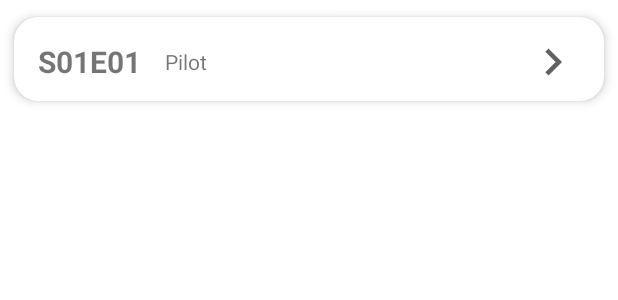
After one commit to Hemanth-Kumar-G/Rick-and-Morty, an Android app: the layout item_episode.xml on its own in the app's theme, with its tools: preview values and no code run, on a phone screen of 412 x 824 dp. The commit adds this screen. Shown: the top 300 px of the screen. Run offline under Robolectric (Android 15) with nearby library versions, the phone set to English and light mode, and no system bars; network calls fail.

Commit message:
feat :added episode, remote mediator pagination lib

```diff
--- a/app/src/main/java/com/hemanthddev/rickandmorty/di/RepositoryModule.kt
+++ b/app/src/main/java/com/hemanthddev/rickandmorty/di/RepositoryModule.kt
@@ -2,6 +2,8 @@ package com.hemanthddev.rickandmorty.di
 
 import com.hemanthddev.rickandmorty.data.repository.character.CharacterRepository
 import com.hemanthddev.rickandmorty.data.repository.character.CharacterRepositoryImpl
+import com.hemanthddev.rickandmorty.data.repository.episode.EpisodeRepository
+import com.hemanthddev.rickandmorty.data.repository.episode.EpisodeRepositoryImpl
 import dagger.Binds
 import dagger.Module
 import dagger.hilt.InstallIn
@@ -14,4 +16,6 @@ abstract class RepositoryModule {
     @Binds
     abstract fun bindCharacterRepository(characterRepositoryImpl: CharacterRepositoryImpl): CharacterRepository
 
+    @Binds
+    abstract fun bindEpisodeRepository(episodeRepositoryImpl: EpisodeRepositoryImpl): EpisodeRepository
 }
--- /dev/null
+++ b/app/src/main/res/drawable/ic_arrow_right_white_36dp.xml
@@ -0,0 +1,9 @@
+<vector xmlns:android="http://schemas.android.com/apk/res/android"
+    android:width="36dp"
+    android:height="36dp"
+    android:viewportWidth="24"
+    android:viewportHeight="24">
+  <path
+      android:pathData="M8.59,16.59L13.17,12 8.59,7.41 10,6l6,6 -6,6 -1.41,-1.41z"
+      android:fillColor="#ffffff"/>
+</vector>
--- /dev/null
+++ b/app/src/main/res/layout/item_episode.xml
@@ -0,0 +1,62 @@
+<?xml version="1.0" encoding="utf-8"?>
+<layout xmlns:android="http://schemas.android.com/apk/res/android"
+    xmlns:app="http://schemas.android.com/apk/res-auto"
+    xmlns:tools="http://schemas.android.com/tools">
+
+    <data>
+
+        <variable
+            name="episode"
+            type="com.hemanthddev.rickandmorty.data.model.Episode" />
+    </data>
+
+    <com.google.android.material.card.MaterialCardView
+        android:layout_width="match_parent"
+        android:layout_height="wrap_content"
+        app:cardCornerRadius="16dp"
+        app:cardElevation="4dp"
+        app:cardUseCompatPadding="true">
+
+        <androidx.constraintlayout.widget.ConstraintLayout
+            android:layout_width="match_parent"
+            android:layout_height="wrap_content"
+            android:paddingBottom="8dp">
+
+            <com.google.android.material.textview.MaterialTextView
+                android:id="@+id/tv_code"
+                android:layout_width="wrap_content"
+                android:layout_height="wrap_content"
+                android:layout_margin="16dp"
+                android:text="@{episode.code}"
+                android:textSize="20sp"
+                android:textStyle="bold"
+                app:layout_constraintStart_toStartOf="parent"
+                app:layout_constraintTop_toTopOf="parent"
+                tools:text="S01E01" />
+
+            <com.google.android.material.textview.MaterialTextView
+                android:id="@+id/tv_name"
+                android:layout_width="0dp"
+                android:layout_height="wrap_content"
+                android:layout_marginHorizontal="16dp"
+                android:text="@{episode.name}"
+                android:textSize="14sp"
+                app:layout_constraintBottom_toBottomOf="@+id/tv_code"
+                app:layout_constraintEnd_toStartOf="@+id/iv_arrow"
+                app:layout_constraintStart_toEndOf="@+id/tv_code"
+                app:layout_constraintTop_toTopOf="@+id/tv_code"
+                tools:text="Pilot" />
+
+            <ImageView
+                android:id="@+id/iv_arrow"
+                android:layout_width="wrap_content"
+                android:layout_height="wrap_content"
+                android:layout_marginHorizontal="16dp"
+                app:layout_constraintBottom_toBottomOf="@+id/tv_code"
+                app:layout_constraintEnd_toEndOf="parent"
+                app:layout_constraintTop_toTopOf="@id/tv_code"
+                app:srcCompat="@drawable/ic_arrow_right_white_36dp"
+                app:tint="@color/gray_700" />
+        </androidx.constraintlayout.widget.ConstraintLayout>
+    </com.google.android.material.card.MaterialCardView>
+</layout>
```
Also changed, not shown: app/src/main/java/com/hemanthddev/rickandmorty/data/db/AppDB.kt (added, +38 -0 lines), app/src/main/java/com/hemanthddev/rickandmorty/data/db/converter/StringListConverter.kt (added, +15 -0 lines), app/src/main/java/com/hemanthddev/rickandmorty/data/db/dao/EpisodeDao.kt (added, +20 -0 lines), app/src/main/java/com/hemanthddev/rickandmorty/data/db/dao/PageKeyDao.kt (added, +19 -0 lines), app/src/main/java/com/hemanthddev/rickandmorty/data/model/Episode.kt (added, +15 -0 lines), app/src/main/java/com/hemanthddev/rickandmorty/data/model/PageKey.kt (added, +10 -0 lines), app/src/main/java/com/hemanthddev/rickandmorty/data/paging/remotemediator/EpisodeRemoteMediator.kt (added, +73 -0 lines), app/src/main/java/com/hemanthddev/rickandmorty/data/repository/episode/EpisodeRepository.kt (added, +9 -0 lines), app/src/main/java/com/hemanthddev/rickandmorty/data/repository/episode/EpisodeRepositoryImpl.kt (added, +26 -0 lines), app/src/main/java/com/hemanthddev/rickandmorty/data/service/EpisodeApi.kt (+10 -0 lines), app/src/main/java/com/hemanthddev/rickandmorty/di/DBModule.kt (added, +19 -0 lines), app/src/main/java/com/hemanthddev/rickandmorty/ui/adapter/EpisodeAdapter.kt (added, +41 -0 lines), app/src/main/java/com/hemanthddev/rickandmorty/ui/episodes/EpisodesFragment.kt (+34 -4 lines), app/src/main/java/com/hemanthddev/rickandmorty/ui/episodes/EpisodesViewModel.kt (+24 -1 lines), 1 more files.
